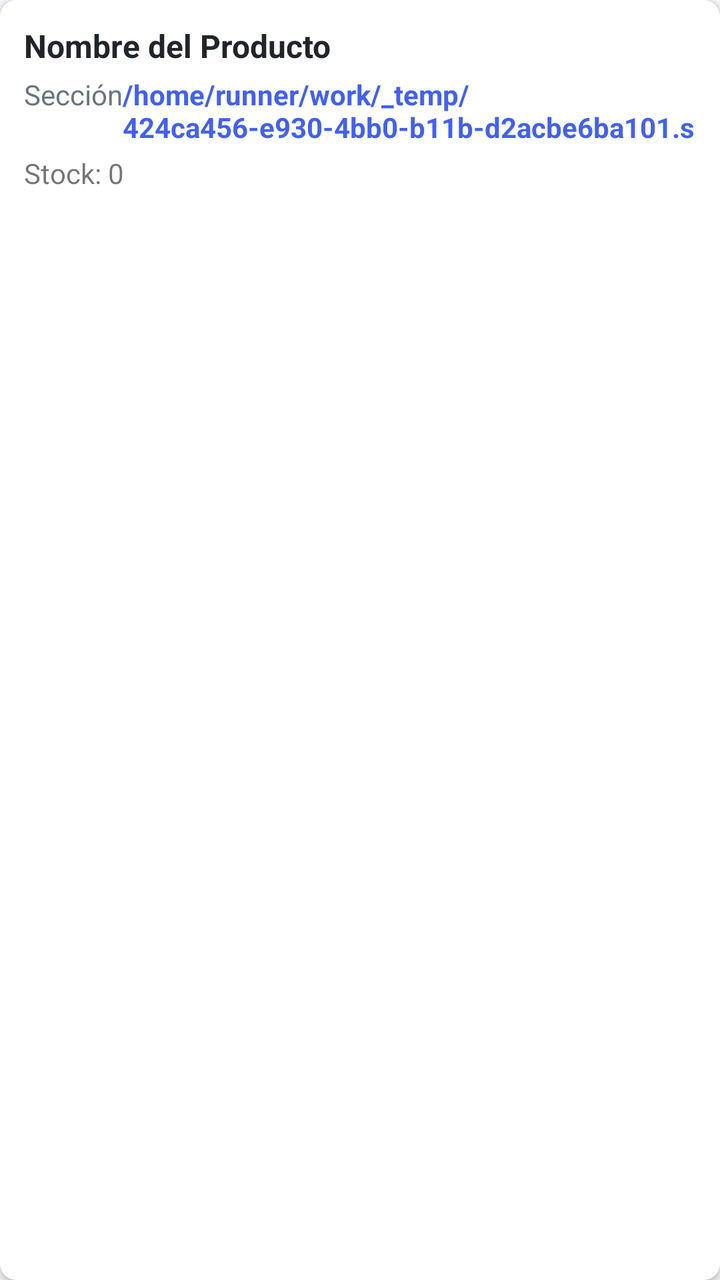
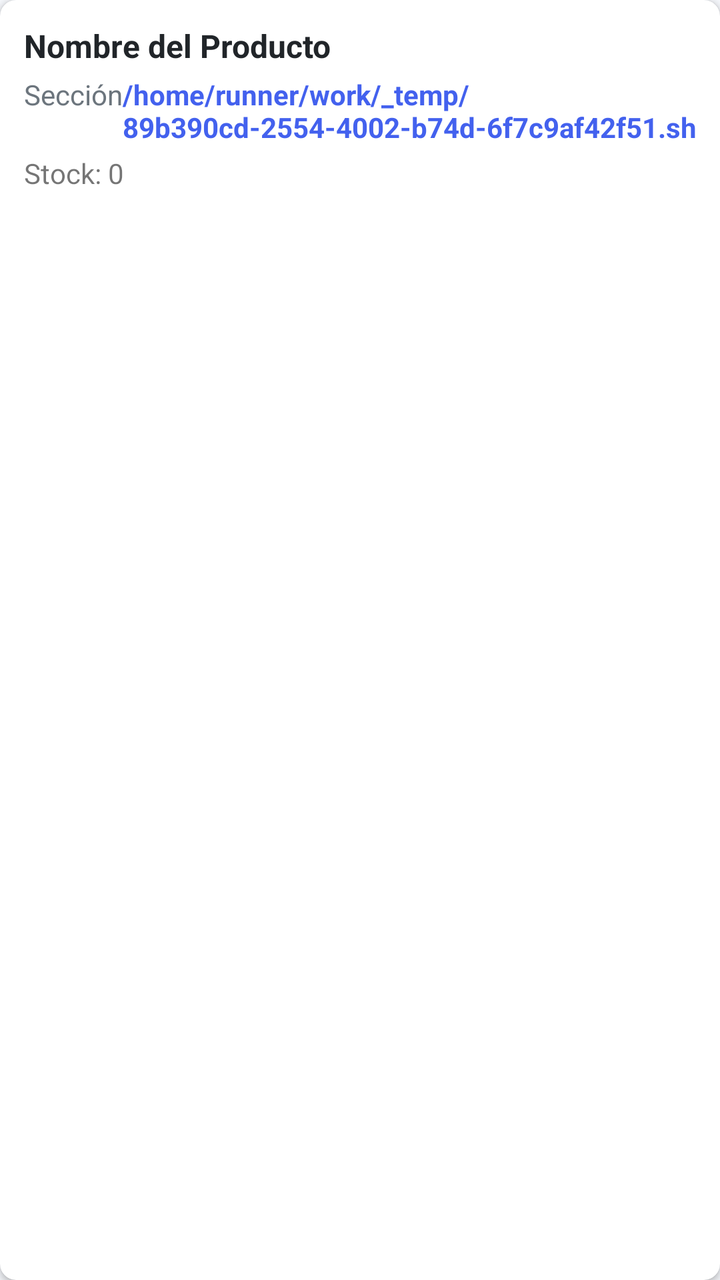

Compare the two renders of this Android layout. The source of the first and the diff that turns it into the second are given below.
<!-- AndroidManifest.xml: application theme Theme.OmniVentas -->
<!-- res/layout/item_producto.xml -->
<?xml version="1.0" encoding="utf-8"?>
<androidx.cardview.widget.CardView xmlns:android="http://schemas.android.com/apk/res/android"
    xmlns:app="http://schemas.android.com/apk/res-auto"
    android:layout_width="match_parent"
    android:layout_height="wrap_content"
    android:layout_marginBottom="8dp"
    app:cardCornerRadius="8dp"
    app:cardElevation="2dp">
    <LinearLayout
        android:layout_width="match_parent"
        android:layout_height="wrap_content"
        android:orientation="vertical"
        android:padding="12dp">
        <TextView
            android:id="@+id/tv_nombre"
            android:layout_width="match_parent"
            android:layout_height="wrap_content"
            android:text="Nombre del Producto"
            android:textSize="16sp"
            android:textStyle="bold"
            android:textColor="@color/dark" />
        <LinearLayout
            android:layout_width="match_parent"
            android:layout_height="wrap_content"
            android:orientation="horizontal"
            android:layout_marginTop="4dp">
            <TextView
                android:id="@+id/tv_seccion"
                android:layout_width="0dp"
                android:layout_height="wrap_content"
                android:layout_weight="1"
                android:text="Sección"
                android:textSize="14sp"
                android:textColor="@color/gray" />
            <TextView
                android:id="@+id/tv_precio"
                android:layout_width="wrap_content"
                android:layout_height="wrap_content"
                android:text="/home/runner/work/_temp/424ca456-e930-4bb0-b11b-d2acbe6ba101.sh.00"
                android:textSize="14sp"
                android:textColor="@color/primary"
                android:textStyle="bold" />
        </LinearLayout>
        <TextView
            android:id="@+id/tv_stock"
            android:layout_width="wrap_content"
            android:layout_height="wrap_content"
            android:text="Stock: 0"
            android:textSize="14sp"
            android:layout_marginTop="4dp" />
    </LinearLayout>
</androidx.cardview.widget.CardView>
<!-- resources referenced by this layout -->
<resources>
  <color name="dark">#212529</color>
  <color name="gray">#6C757D</color>
  <color name="primary">#4361EE</color>
  <style name="Theme.OmniVentas" parent="Theme.MaterialComponents.DayNight.NoActionBar">
          <item name="colorPrimary">@color/primary</item>
          <item name="colorPrimaryVariant">@color/primary_dark</item>
          <item name="colorOnPrimary">@color/white</item>
          <item name="colorSecondary">@color/secondary</item>
          <item name="colorOnSecondary">@color/white</item>
          <item name="android:statusBarColor">@color/primary</item>
          <item name="android:windowBackground">@color/light_gray</item>
      </style>
  <color name="primary_dark">#3A56D4</color>
  <color name="white">#FFFFFF</color>
  <color name="secondary">#3F37C9</color>
  <color name="light_gray">#F5F7FB</color>
</resources>

<!-- the commit's change to res/layout/item_producto.xml (unified diff, before → after) -->
@@ -36,7 +36,7 @@
                 android:id="@+id/tv_precio"
                 android:layout_width="wrap_content"
                 android:layout_height="wrap_content"
-                android:text="/home/runner/work/_temp/424ca456-e930-4bb0-b11b-d2acbe6ba101.sh.00"
+                android:text="/home/runner/work/_temp/89b390cd-2554-4002-b74d-6f7c9af42f51.sh.00"
                 android:textSize="14sp"
                 android:textColor="@color/primary"
                 android:textStyle="bold" />
